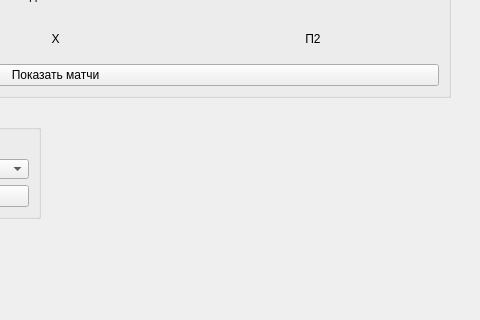
Before: the Qt Designer form design.ui in isys35/oddsportal_parser, drawn with Qt 5; both pictures show x 600 to 1080 and y 180 to 500 of the 1080 by 500 pixel window.
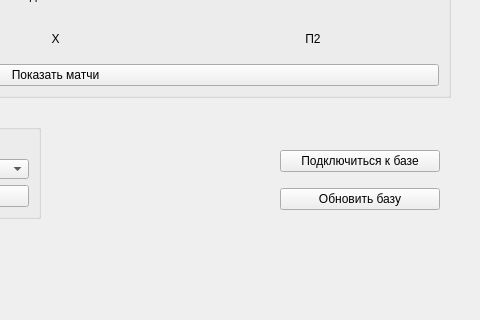
After: the same form once the commit is applied.

Patch:
```diff
--- a/design.ui
+++ b/design.ui
@@ -304,6 +304,32 @@
      </item>
     </layout>
    </widget>
+   <widget class="QWidget" name="verticalLayoutWidget">
+    <property name="geometry">
+     <rect>
+      <x>880</x>
+      <y>320</y>
+      <width>160</width>
+      <height>80</height>
+     </rect>
+    </property>
+    <layout class="QVBoxLayout" name="verticalLayout_14">
+     <item>
+      <widget class="QPushButton" name="pushButton_5">
+       <property name="text">
+        <string>Подключиться к базе</string>
+       </property>
+      </widget>
+     </item>
+     <item>
+      <widget class="QPushButton" name="pushButton_4">
+       <property name="text">
+        <string>Обновить базу</string>
+       </property>
+      </widget>
+     </item>
+    </layout>
+   </widget>
   </widget>
  </widget>
  <resources/>
```
